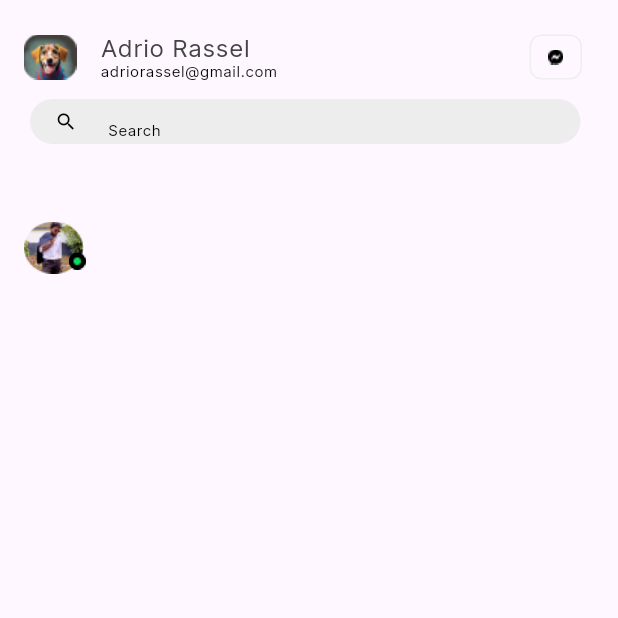
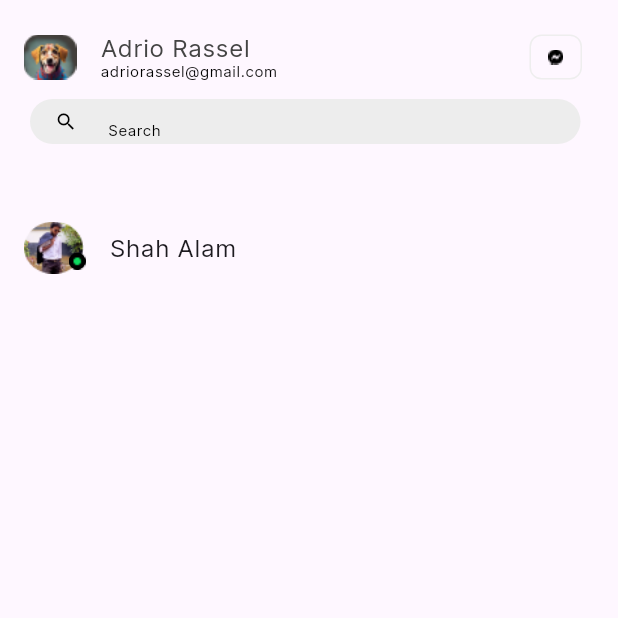
Before and after one commit to mehediFlutter/Pilot_Bazar_Admin, a Flutter app: the ChatFontScreen screen opened directly, on a phone screen of 412 x 824 dp, the top half of it. Run offline on Flutter 3.47's test engine with Material 3 defaults, Android fonts, the light colour scheme and no system bars.

Commit message:
chatting font person widget created

```diff
--- a/lib/package/chatting/chat_font_screen.dart
+++ b/lib/package/chatting/chat_font_screen.dart
@@ -73,7 +73,31 @@ class _ChatFontScreenState extends State<ChatFontScreen> {
             ),
             SizedBox(height: size.height / 20),
             ListTile(
-              leading: Stack(
+              leading: Chatting_profile_with_green_tolu(),
+           title: Text('Shah Alam'),
+            ),
+
+          ],
+        ),
+      ),
+    ));
+  }
+}
+
+class Chatting_profile_with_green_tolu extends StatefulWidget {
+  final bool isActive;
+  const Chatting_profile_with_green_tolu({
+    super.key, this.isActive=true,
+  });
+
+  @override
+  State<Chatting_profile_with_green_tolu> createState() => _Chatting_profile_with_green_toluState();
+}
+
+class _Chatting_profile_with_green_toluState extends State<Chatting_profile_with_green_tolu> {
+  @override
+  Widget build(BuildContext context) {
+    return Stack(
       children: [
        Container(
             height: 45.05,
@@ -81,21 +105,16 @@ class _ChatFontScreenState extends State<ChatFontScreen> {
             decoration: BoxDecoration(shape: BoxShape.circle),
             child: Image.asset('assets/images/chatting_image.png')),
 
-                       Container(
+             widget.isActive? Container(
               margin: EdgeInsets.only(left: 30,top: 26),
           height: 11,
           width: 11,
           decoration: BoxDecoration(shape: BoxShape.circle, color: Colors.black,),
-                    child: Image.asset('assets/icons/green_tolu.png'),
+          child:  Image.asset('assets/icons/green_tolu.png'),
 
-                  ),
+        ):SizedBox(),
 
       ],
-              ),
-            ),
-          ],
-        ),
-      ),
-    ));
+    );
   }
 }
```
Also changed, not shown: lib/package/chatting/chatting_font_person.dart (added). Lines whose indentation alone changed are shown as unchanged.
